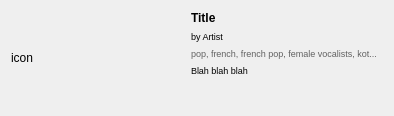
The window that halbumbox.ui (jnetterf/hathor) describes before a commit, drawn with Qt 5.
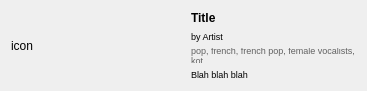
The same window after the commit.

```diff
--- a/halbumbox.ui
+++ b/halbumbox.ui
@@ -6,14 +6,17 @@
    <rect>
     <x>0</x>
     <y>0</y>
-    <width>394</width>
-    <height>116</height>
+    <width>367</width>
+    <height>91</height>
    </rect>
   </property>
   <property name="windowTitle">
    <string>Form</string>
   </property>
   <layout class="QGridLayout" name="gridLayout">
+   <property name="horizontalSpacing">
+    <number>6</number>
+   </property>
    <item row="4" column="1">
     <spacer name="verticalSpacer">
      <property name="orientation">
@@ -182,7 +185,7 @@
         <x>0</x>
         <y>0</y>
         <width>174</width>
-        <height>104</height>
+        <height>79</height>
        </rect>
       </property>
       <layout class="QHBoxLayout" name="horizontalLayout">
```
